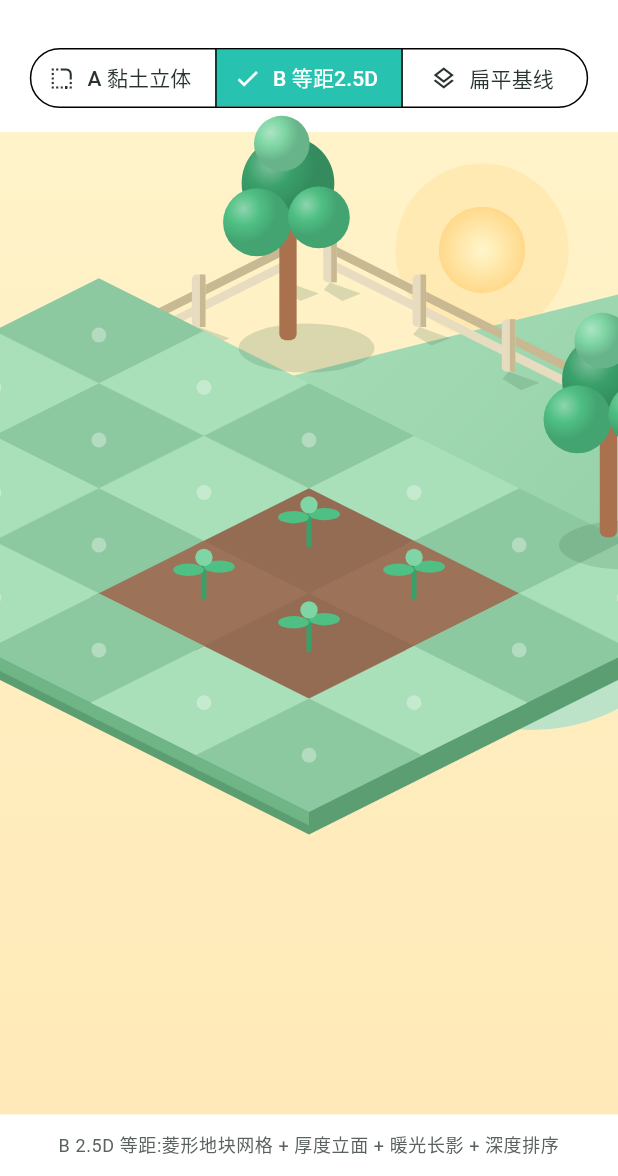
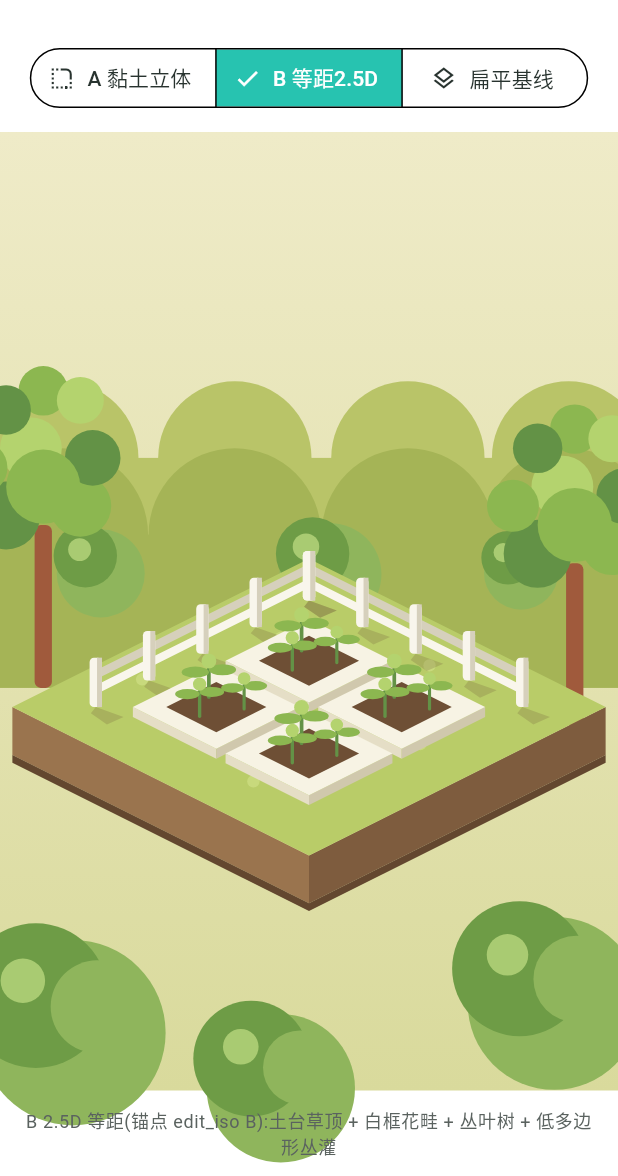
Before and after one commit to Colin994/health-assistant, a Flutter app: the GardenStyleDemoScreen screen opened directly, after a tap on "B 等距2.5D", on a phone screen of 412 x 824 dp, the part 60-1236 px from its top. Run offline on Flutter 3.47's test engine with Material 3 defaults, Android fonts, the phone set to English and light mode, and no system bars; our stand-ins replace flutter_local_notifications, flutter_riverpod, get_it, injectable, package_info_plus, shared_preferences and 1 more; missing offline and left inert: health; accounts and stored records are empty; generated files the repository leaves out were written again.

Commit message:
style(demo): 等距风格对齐选定锚点 edit_iso B——土台草顶/白框花畦/丛叶树/低多边形丘陵,黏土风构图微调

```diff
--- a/feature_game/lib/src/garden_style_demo_screen.dart
+++ b/feature_game/lib/src/garden_style_demo_screen.dart
@@ -73,7 +73,7 @@
                 _DemoStyle.clay =>
                   'A Claymorphism:圆角体积 + 顶光/环境影双阶明暗 + 同色系柔渐变',
                 _DemoStyle.isometric =>
-                  'B 2.5D 等距:菱形地块网格 + 厚度立面 + 暖光长影 + 深度排序',
+                  'B 2.5D 等距(锚点 edit_iso B):土台草顶 + 白框花畦 + 丛叶树 + 低多边形丛灌',
                 _DemoStyle.flat => '基线:现有扁平矢量风(garden_scene.dart)',
               },
               style: theme.textTheme.bodySmall?.copyWith(
@@ -413,7 +413,7 @@
   bool shouldRepaint(_ClayGardenPainter oldDelegate) => false;
 }
 
-// ============ 风格 B:2.5D 等距花园 ============
+// ============ 风格 B:2.5D 等距花园(锚点:edit_iso B 候选) ============
 
 class _IsoGardenScene extends StatelessWidget {
   const _IsoGardenScene();
@@ -428,174 +428,154 @@
   }
 }
 
-/// 等距 2.5D 场景:菱形地块网格 + 带厚度立面 + 深度排序 + 暖光长影。
+/// 等距 2.5D 场景(对齐 edit_iso B 候选):土台草顶 + 白框花畦 +
+/// 丛叶树 + 低多边形丛灌丘陵。
 class _IsoGardenPainter extends CustomPainter {
-  // 暖阳草地色系。
-  static const _skyTop = Color(0xFFFFF3C9);
-  static const _skyBottom = Color(0xFFFFE9B8);
-  static const _hillFar = Color(0xFFBCE3C8);
-  static const _hillNear = Color(0xFF9AD4B0);
-  static const _grassLight = Color(0xFFA9E0B9);
-  static const _grassShade = Color(0xFF8CC9A0);
-  static const _grassSideL = Color(0xFF6FB586);
-  static const _grassSideR = Color(0xFF5B9E72);
-  static const _soilTop = Color(0xFF9C7258);
-  static const _soilSideL = Color(0xFF7A5C48);
-  static const _soilSideR = Color(0xFF63483A);
-  static const _wood = Color(0xFFE8DCC0);
-  static const _woodShade = Color(0xFFC9B992);
-  static const _trunk = Color(0xFFA9714E);
-  static const _leafLight = Color(0xFF7FD6A4);
-  static const _leafMain = Color(0xFF4FBF83);
-  static const _leafDeep = Color(0xFF3AA06A);
-  static const _sunCore = Color(0xFFFFF6CC);
-  static const _sunEdge = Color(0xFFFFD98A);
+  // 黄绿黏土色系(取自锚点图)。
+  static const _backdropTop = Color(0xFFEFEBC8);
+  static const _backdropBottom = Color(0xFFD9DA9C);
+  static const _hillFar = Color(0xFFB9C468);
+  static const _hillNear = Color(0xFFA5B456);
+  static const _bushTop = Color(0xFF6E9C46);
+  static const _bushFace = Color(0xFF8FB55C);
+  static const _bushHi = Color(0xFFA9CB72);
+  static const _grassTop = Color(0xFFB9CC68);
+  static const _grassHi = Color(0xFFC8D97C);
+  static const _earthSideL = Color(0xFF9A744E);
+  static const _earthSideR = Color(0xFF7E5C3E);
+  static const _earthEdge = Color(0xFF63472F);
+  static const _frameTop = Color(0xFFF7F3E4);
+  static const _frameSideL = Color(0xFFE5DEC6);
+  static const _frameSideR = Color(0xFFD0C8AD);
+  static const _soilTop = Color(0xFF6E4F35);
+  static const _trunk = Color(0xFFA05A3C);
+  static const _leafLight = Color(0xFFB4D36E);
+  static const _leafMain = Color(0xFF8CB750);
+  static const _leafDeep = Color(0xFF639246);
+  static const _fenceWhite = Color(0xFFF9F6EC);
+  static const _fenceShade = Color(0xFFD6D0BC);
 
   @override
   void paint(Canvas canvas, Size size) {
     final w = size.width;
     final h = size.height;
 
-    // 暖阳天空。
+    // 暖调背景(上奶油下橄榄)。
+    final backdrop = Rect.fromLTWH(0, 0, w, h);
     canvas.drawRect(
-      Rect.fromLTWH(0, 0, w, h),
+      backdrop,
       Paint()
         ..shader = LinearGradient(
           begin: Alignment.topCenter,
           end: Alignment.bottomCenter,
-          colors: [_skyTop, _skyBottom],
-        ).createShader(Rect.fromLTWH(0, 0, w, h)),
-    );
-    // 太阳与光晕。
-    final sun = Offset(0.78 * w, 0.12 * h);
-    canvas.drawCircle(
-      sun,
-      0.14 * w,
-      Paint()..color = const Color(0x55FFD98A),
-    );
-    canvas.drawCircle(
-      sun,
-      0.07 * w,
-      Paint()
-        ..shader = RadialGradient(
-          colors: [_sunCore, _sunEdge],
-        ).createShader(Rect.fromCircle(center: sun, radius: 0.07 * w)),
+          colors: [_backdropTop, _backdropBottom],
+        ).createShader(backdrop),
     );
 
-    // 远山两层(景深,藏在平台后缘)。
-    canvas.drawCircle(
-      Offset(0.16 * w, 0.40 * h),
-      0.26 * w,
-      Paint()..color = _hillFar,
-    );
-    canvas.drawCircle(
-      Offset(0.86 * w, 0.42 * h),
-      0.30 * w,
-      Paint()..color = _hillFar,
-    );
-    canvas.drawCircle(
-      Offset(0.55 * w, 0.44 * h),
-      0.28 * w,
-      Paint()..color = _hillNear,
-    );
+    // 远景丘陵(两带,连绵地形) + 稀疏丛灌(独立圆顶)。
+    _hillBand(canvas, w, h, 0.34 * h, 0.08 * h, _hillFar);
+    _hillBand(canvas, w, h, 0.42 * h, 0.09 * h, _hillNear);
+    _bushRow(canvas, w, 0.455 * h, 0.075 * w, 3, 1);
 
-    // 平台底座(带厚度的大菱形草地)。
-    const origin = Offset(0.5, 0.26);
-    final tileW = 0.34 * w;
+    // 等距坐标系:平台 col/row ∈ [-1.6, 1.6]。
+    const origin = Offset(0.5, 0.60);
+    final tileW = 0.30 * w;
     final tileH = tileW / 2;
     Offset iso(double col, double row) => Offset(
           origin.dx * w + (col - row) * tileW / 2,
           origin.dy * h + (col + row) * tileH / 2,
         );
 
-    // 底座立面(先画左右两块深色侧面)。
-    final baseL = iso(-1.4, 3.6);
-    final baseB = iso(3.6, 3.6);
-    final baseR = iso(3.6, -1.4);
-    final baseDepth = 0.07 * h;
-    final basePath = Path()
-      ..moveTo(baseL.dx, baseL.dy)
-      ..lineTo(baseB.dx, baseB.dy)
-      ..lineTo(baseB.dx, baseB.dy + baseDepth)
-      ..lineTo(baseL.dx, baseL.dy + baseDepth)
-      ..close();
-    canvas.drawPath(basePath, Paint()..color = _grassSideR);
-    final basePathR = Path()
-      ..moveTo(baseB.dx, baseB.dy)
-      ..lineTo(baseR.dx, baseR.dy)
-      ..lineTo(baseR.dx, baseR.dy + baseDepth)
-      ..lineTo(baseB.dx, baseB.dy + baseDepth)
-      ..close();
-    canvas.drawPath(basePathR, Paint()..color = _grassSideR);
+    // 丛叶树(平台左右后方,先画=在最远层)。
+    _blobTree(canvas, w, h, Offset(0.07 * w, 0.58 * h));
+    _blobTree(canvas, w, h, Offset(0.93 * w, 0.62 * h));
 
-    // 草地顶面(大菱形,微渐变)。
-    final groundTop = Path()
-      ..moveTo(baseL.dx, baseL.dy)
-      ..lineTo(iso(3.6, -1.4).dx, iso(-1.4, -1.4).dy)
-      ..lineTo(baseR.dx, baseR.dy)
-      ..lineTo(baseB.dx, baseB.dy)
-      ..close();
-    canvas.drawPath(
-      groundTop,
-      Paint()
-        ..shader = LinearGradient(
-          begin: Alignment.topLeft,
-          end: Alignment.bottomRight,
-          colors: [_grassLight, _grassShade],
-        ).createShader(Rect.fromLTWH(0, 0.3 * h, w, 0.6 * h)),
-    );
+    // 平台:土坯厚座(草顶 + 左右土侧 + 底棱)。
+    _platform(canvas, w, h, iso);
 
-    // 背边栅栏(两段,先画在地块后面)。
-    _isoFence(canvas, w, h, iso, fromCol: -0.9, toCol: 3.0, row: -1.1);
-    _isoFence(canvas, w, h, iso, col: -1.1, fromRow: -0.9, toRow: 3.0);
+    // 背缘白栅栏(两段,沿平台后两边)。
+    _isoFence(canvas, w, h, iso, fromCol: -1.15, toCol: 1.15, row: -1.15);
+    _isoFence(canvas, w, h, iso, col: -1.15, fromRow: -1.15, toRow: 1.15);
 
-    // 地块网格(按 col+row 深度排序绘制,中央 2×2 为土壤花畦)。
-    const plots = {(1, 1), (2, 1), (1, 2), (2, 2)};
-    for (var sum = -3; sum <= 7; sum++) {
-      for (var col = -2; col <= sum; col++) {
+    // 四块白框花畦(2×2,按 col+row 深度排序)。
+    const beds = [(0, 0), (1, 0), (0, 1), (1, 1)];
+    for (var sum = 0; sum <= 2; sum++) {
+      for (var col = 0; col <= sum; col++) {
         final row = sum - col;
-        if (row < -2 || col < -2 || row > 3 || col > 3) {
+        if (!beds.contains((col, row))) {
           continue;
         }
-        _isoTile(
-          canvas,
-          w,
-          iso(col - 0.04, row - 0.04),
-          iso(col + 1.04, row - 0.04),
-          iso(col + 1.04, row + 1.04),
-          iso(col - 0.04, row + 1.04),
-          soil: plots.contains((col, row)),
-          checker: (col + row).isOdd,
-        );
+        _whiteBed(canvas, w, iso, col, row);
       }
     }
 
-    // 花畦里的小苗(深度排序后画)。
-    for (final plot in plots) {
-      _isoSprout(canvas, w, iso(plot.$1 + 0.5, plot.$2 + 0.5));
-    }
-
-    // 等距树(左后/右后各一,先画靠后的)。
-    _isoTree(canvas, w, h, iso(-0.55, -0.35));
-    _isoTree(canvas, w, h, iso(2.85, 0.0));
-    // 前景灌木(草块前景角,避开中央花畦)。
-    _isoBush(canvas, w, iso(-0.55, 3.1));
-    _isoBush(canvas, w, iso(3.1, -0.55));
+    // 前景低多边形丛灌(贴屏底,遮住平台前角)。
+    _bushLow(canvas, w, Offset(0.10 * w, 0.93 * h), 0.15 * w);
+    _bushLow(canvas, w, Offset(0.44 * w, 0.99 * h), 0.12 * w);
+    _bushLow(canvas, w, Offset(0.88 * w, 0.90 * h), 0.14 * w);
   }
 
-  /// 菱形地块:顶面 + 左立面 + 右立面(厚度),土壤块换土壤色;
-  /// 相邻同色块间留 0.08 缝隙,土壤块棋盘微调避免融合。
-  void _isoTile(
+  /// 丘陵剪影带:圆丘串 + 矩形底,盖到平台后缘之下。
+  void _hillBand(
     Canvas canvas,
     double w,
-    Offset top,
-    Offset right,
-    Offset bottom,
-    Offset left, {
-    required bool soil,
-    bool checker = false,
-  }) {
-    final depth = 0.022 * w;
+    double h,
+    double y,
+    double amp,
+    Color color,
+  ) {
+    final paint = Paint()..color = color;
+    for (final fx in const [0.10, 0.38, 0.66, 0.92]) {
+      canvas.drawCircle(Offset(fx * w, y), amp, paint);
+    }
+    canvas.drawRect(
+      Rect.fromLTWH(0, y, w, 0.16 * h),
+      paint,
+    );
+  }
+
+  /// 低多边形丛灌(背景行):主面圆 + 顶深色冠 + 左上高光。
+  void _bushRow(Canvas canvas, double w, double y, double r, int n, int seed) {
+    for (var i = 0; i < n; i++) {
+      final jitter = ((i * 37 + seed * 13) % 17) / 17 * 0.06 * w;
+      final x = (i + 0.5) / n * w * 1.08 - 0.04 * w + jitter - 0.03 * w;
+      final rr = r * (0.8 + ((i + seed) % 3) * 0.15);
+      _bushBlob(canvas, Offset(x, y), rr);
+    }
+  }
+
+  /// 丛灌团:底面 + 顶冠 + 高光。
+  void _bushBlob(Canvas canvas, Offset c, double r) {
+    canvas.drawCircle(
+      c + Offset(r * 0.1, r * 0.12),
+      r,
+      Paint()..color = _bushFace,
+    );
+    canvas.drawCircle(
+      c - Offset(r * 0.25, r * 0.28),
+      r * 0.72,
+      Paint()..color = _bushTop,
+    );
+    canvas.drawCircle(
+      c - Offset(r * 0.38, r * 0.42),
+      r * 0.26,
+      Paint()..color = _bushHi,
+    );
+  }
+
+  /// 土台:草顶大菱形 + 左右土侧 + 深色底棱 + 草面光点。
+  void _platform(
+    Canvas canvas,
+    double w,
+    double h,
+    Offset Function(double, double) iso,
+  ) {
+    final top = iso(-1.6, -1.6);
+    final right = iso(1.6, -1.6);
+    final bottom = iso(1.6, 1.6);
+    final left = iso(-1.6, 1.6);
+    final depth = 0.05 * h;
+
     final faceL = Path()
       ..moveTo(left.dx, left.dy)
       ..lineTo(bottom.dx, bottom.dy)
@@ -608,65 +588,176 @@
       ..lineTo(right.dx, right.dy + depth)
       ..lineTo(bottom.dx, bottom.dy + depth)
       ..close();
-    canvas.drawPath(faceL, Paint()..color = soil ? _soilSideL : _grassSideL);
-    canvas.drawPath(faceR, Paint()..color = soil ? _soilSideR : _grassSideR);
+    canvas.drawPath(faceL, Paint()..color = _earthSideL);
+    canvas.drawPath(faceR, Paint()..color = _earthSideR);
+    // 深色底棱(沿两侧面下缘)。
+    final edgeL = Path()
+      ..moveTo(left.dx, left.dy + depth)
+      ..lineTo(bottom.dx, bottom.dy + depth)
+      ..lineTo(bottom.dx, bottom.dy + depth + 0.008 * h)
+      ..lineTo(left.dx, left.dy + depth + 0.008 * h)
+      ..close();
+    final edgeR = Path()
+      ..moveTo(bottom.dx, bottom.dy + depth)
+      ..lineTo(right.dx, right.dy + depth)
+      ..lineTo(right.dx, right.dy + depth + 0.008 * h)
+      ..lineTo(bottom.dx, bottom.dy + depth + 0.008 * h)
+      ..close();
+    canvas.drawPath(edgeL, Paint()..color = _earthEdge);
+    canvas.drawPath(edgeR, Paint()..color = _earthEdge);
+
     final topFace = Path()
       ..moveTo(top.dx, top.dy)
       ..lineTo(right.dx, right.dy)
       ..lineTo(bottom.dx, bottom.dy)
       ..lineTo(left.dx, left.dy)
       ..close();
-    canvas.drawPath(
-      topFace,
-      Paint()
-        ..color = soil
-            ? (checker ? _soilTop : Color.lerp(_soilTop, _soilSideL, 0.25)!)
-            : (checker ? _grassLight : _grassShade),
-    );
-    if (!soil) {
-      // 草块上的浅色高光小菱形(固定位置)。
-      final cx = (top.dx + bottom.dx) / 2;
-      final cy = (top.dy + bottom.dy) / 2;
+    canvas.drawPath(topFace, Paint()..color = _grassTop);
+    // 草面浅色光点(固定散布)。
+    for (final p in const [
+      (-0.9, -0.6),
+      (0.2, -1.1),
+      (1.0, -0.2),
+      (-1.2, 0.6),
+      (0.5, 1.1),
+      (-0.3, 0.3),
+    ]) {
       canvas.drawCircle(
-        Offset(cx, cy),
-        0.012 * w,
-        Paint()..color = const Color(0x55FFFFFF),
+        iso(p.$1, p.$2),
+        0.010 * w,
+        Paint()..color = _grassHi,
       );
     }
   }
 
-  /// 等距小苗:短茎 + 两片菱形叶。
-  void _isoSprout(Canvas canvas, double w, Offset base) {
+  /// 白框花畦:白框菱形环(带厚度) + 内凹深棕土壤 + 三株小苗。
+  void _whiteBed(
+    Canvas canvas,
+    double w,
+    Offset Function(double, double) iso,
+    int i,
+    int j,
+  ) {
+    final x0 = -0.95 + i * 1.0;
+    final y0 = -0.95 + j * 1.0;
+    final s = 0.9;
+    final top = iso(x0, y0);
+    final right = iso(x0 + s, y0);
+    final bottom = iso(x0 + s, y0 + s);
+    final left = iso(x0, y0 + s);
+    final depth = 0.016 * w;
+
+    final faceL = Path()
+      ..moveTo(left.dx, left.dy)
+      ..lineTo(bottom.dx, bottom.dy)
+      ..lineTo(bottom.dx, bottom.dy + depth)
+      ..lineTo(left.dx, left.dy + depth)
+      ..close();
+    final faceR = Path()
+      ..moveTo(bottom.dx, bottom.dy)
+      ..lineTo(right.dx, right.dy)
+      ..lineTo(right.dx, right.dy + depth)
+      ..lineTo(bottom.dx, bottom.dy + depth)
+      ..close();
+    canvas.drawPath(faceL, Paint()..color = _frameSideL);
+    canvas.drawPath(faceR, Paint()..color = _frameSideR);
+    final frameTop = Path()
+      ..moveTo(top.dx, top.dy)
+      ..lineTo(right.dx, right.dy)
+      ..lineTo(bottom.dx, bottom.dy)
+      ..lineTo(left.dx, left.dy)
+      ..close();
+    canvas.drawPath(frameTop, Paint()..color = _frameTop);
+
+    // 内凹土壤(框内缩 0.18)。
+    final s0 = x0 + 0.18;
+    final soilTop = iso(s0, y0 + 0.18);
+    final soilRight = iso(x0 + s - 0.18, y0 + 0.18);
+    final soilBottom = iso(x0 + s - 0.18, y0 + s - 0.18);
+    final soilLeft = iso(s0, y0 + s - 0.18);
+    final soil = Path()
+      ..moveTo(soilTop.dx, soilTop.dy)
+      ..lineTo(soilRight.dx, soilRight.dy)
+      ..lineTo(soilBottom.dx, soilBottom.dy)
+      ..lineTo(soilLeft.dx, soilLeft.dy)
+      ..close();
+    canvas.drawPath(soil, Paint()..color = _soilTop);
+
+    // 三株小苗(固定点位)。
+    _sprout(canvas, w, iso(x0 + 0.30, y0 + 0.38), 1.0);
+    _sprout(canvas, w, iso(x0 + 0.62, y0 + 0.32), 0.85);
+    _sprout(canvas, w, iso(x0 + 0.46, y0 + 0.64), 0.9);
+  }
+
+  /// 小苗:短茎 + 双叶 + 顶芽(黄绿)。
+  void _sprout(Canvas canvas, double w, Offset base, double scale) {
     final stem = Paint()
       ..color = _leafDeep
-      ..strokeWidth = 0.008 * w
+      ..strokeWidth = 0.006 * w * scale
       ..strokeCap = StrokeCap.round;
-    canvas.drawLine(base, base - Offset(0, 0.05 * w), stem);
+    canvas.drawLine(base, base - Offset(0, 0.045 * w * scale), stem);
     final leaf = Paint()..color = _leafMain;
     canvas.drawOval(
       Rect.fromCenter(
-        center: base - Offset(0.025 * w, 0.045 * w),
-        width: 0.05 * w,
-        height: 0.02 * w,
+        center: base - Offset(0.022 * w * scale, 0.040 * w * scale),
+        width: 0.044 * w * scale,
+        height: 0.018 * w * scale,
       ),
       leaf,
     );
     canvas.drawOval(
       Rect.fromCenter(
-        center: base - Offset(-0.025 * w, 0.05 * w),
-        width: 0.05 * w,
-        height: 0.02 * w,
+        center: base - Offset(-0.022 * w * scale, 0.044 * w * scale),
+        width: 0.044 * w * scale,
+        height: 0.018 * w * scale,
       ),
       leaf,
     );
     canvas.drawCircle(
-      base - Offset(0, 0.065 * w),
-      0.014 * w,
+      base - Offset(0, 0.058 * w * scale),
+      0.012 * w * scale,
       Paint()..color = _leafLight,
     );
   }
 
-  /// 等距栅栏:后缘一排立柱(双面) + 连接横档。
+  /// 丛叶树:红棕干 + 十余片小叶团簇成的冠。
+  void _blobTree(Canvas canvas, double w, double h, Offset base) {
+    canvas.drawRRect(
+      RRect.fromRectAndRadius(
+        Rect.fromLTWH(
+          base.dx - 0.014 * w,
+          base.dy - 0.17 * h,
+          0.028 * w,
+          0.17 * h,
+        ),
+        Radius.circular(0.01 * w),
+      ),
+      Paint()..color = _trunk,
+    );
+    // 叶团(相对冠心的偏移/半径,三绿色交替)。
+    const spots = [
+      (-0.06, -0.04, 0.055, 2),
+      (0.06, -0.05, 0.05, 1),
+      (-0.02, -0.11, 0.05, 0),
+      (0.08, -0.10, 0.045, 2),
+      (-0.10, -0.09, 0.042, 1),
+      (0.0, -0.17, 0.04, 1),
+      (-0.06, -0.15, 0.04, 2),
+      (0.06, -0.16, 0.038, 0),
+      (0.0, -0.07, 0.06, 1),
+    ];
+    const shades = [_leafLight, _leafMain, _leafDeep];
+    final crown = base - Offset(0, 0.14 * h);
+    for (final spot in spots) {
+      canvas.drawCircle(
+        crown + Offset(spot.$1 * w, spot.$2 * h),
+        spot.$3 * w,
+        Paint()..color = shades[spot.$4],
+      );
+    }
+  }
+
+  /// 白栅栏(沿等距边):立柱(右缘阴影) + 双横档。
   void _isoFence(
     Canvas canvas,
     double w,
@@ -681,112 +772,87 @@
   }) {
     final posts = <Offset>[];
     if (fromCol != null) {
-      for (var c = fromCol; c <= toCol!; c += 0.85) {
+      for (var c = fromCol; c <= toCol!; c += 0.575) {
         posts.add(iso(c, row!));
       }
     } else {
-      for (var r = fromRow!; r <= toRow!; r += 0.85) {
+      for (var r = fromRow!; r <= toRow!; r += 0.575) {
         posts.add(iso(col!, r));
       }
     }
-    // 横档(连接相邻柱)。
     for (var i = 0; i < posts.length - 1; i++) {
       final a = posts[i];
       final b = posts[i + 1];
-      final rail = Paint()
-        ..color = _woodShade
-        ..strokeWidth = 0.014 * w
-        ..strokeCap = StrokeCap.round;
       canvas.drawLine(
-        a - Offset(0, 0.055 * w),
-        b - Offset(0, 0.055 * w),
-        rail,
+        a - Offset(0, 0.052 * w),
+        b - Offset(0, 0.052 * w),
+        Paint()
+          ..color = _fenceShade
+          ..strokeWidth = 0.013 * w
+          ..strokeCap = StrokeCap.round,
       );
       canvas.drawLine(
-        a - Offset(0, 0.03 * w),
-        b - Offset(0, 0.03 * w),
-        rail..color = _wood,
+        a - Offset(0, 0.028 * w),
+        b - Offset(0, 0.028 * w),
+        Paint()
+          ..color = _fenceWhite
+          ..strokeWidth = 0.013 * w
+          ..strokeCap = StrokeCap.round,
       );
     }
-    // 立柱:圆角小柱 + 右侧阴影面 + 地面长影。
     for (final p in posts) {
       final shadow = Path()
         ..moveTo(p.dx, p.dy)
-        ..lineTo(p.dx + 0.05 * w, p.dy + 0.018 * w)
-        ..lineTo(p.dx + 0.02 * w, p.dy + 0.03 * w)
-        ..lineTo(p.dx - 0.01 * w, p.dy + 0.012 * w)
+        ..lineTo(p.dx + 0.045 * w, p.dy + 0.016 * w)
+        ..lineTo(p.dx + 0.018 * w, p.dy + 0.028 * w)
+        ..lineTo(p.dx - 0.008 * w, p.dy + 0.010 * w)
         ..close();
-      canvas.drawPath(shadow, Paint()..color = const Color(0x33407050));
+      canvas.drawPath(shadow, Paint()..color = const Color(0x3363472F));
       canvas.drawRRect(
         RRect.fromRectAndRadius(
-          Rect.fromLTWH(p.dx - 0.011 * w, p.dy - 0.085 * w, 0.022 * w,
-              0.085 * w),
-          Radius.circular(0.008 * w),
+          Rect.fromLTWH(
+            p.dx - 0.010 * w,
+            p.dy - 0.080 * w,
+            0.020 * w,
+            0.080 * w,
+          ),
+          Radius.circular(0.007 * w),
         ),
-        Paint()..color = _wood,
+        Paint()..color = _fenceWhite,
       );
       canvas.drawRect(
-        Rect.fromLTWH(p.dx + 0.002 * w, p.dy - 0.085 * w, 0.009 * w, 0.085 * w),
-        Paint()..color = _woodShade,
+        Rect.fromLTWH(
+          p.dx + 0.002 * w,
+          p.dy - 0.080 * w,
+          0.008 * w,
+          0.080 * w,
+        ),
+        Paint()..color = _fenceShade,
       );
     }
   }
 
-  /// 等距树:地面长影 + 树干 + 三球冠(径向渐变)。
-  void _isoTree(Canvas canvas, double w, double h, Offset base) {
-    canvas.drawOval(
-      Rect.fromCenter(
-        center: base + Offset(0.03 * w, 0.008 * h),
-        width: 0.22 * w,
-        height: 0.05 * h,
-      ),
-      Paint()..color = const Color(0x33407050),
+  /// 前景大丛灌(贴屏底,两层冠 + 高光)。
+  void _bushLow(Canvas canvas, double w, Offset base, double r) {
+    canvas.drawCircle(
+      base + Offset(r * 0.12, r * 0.10),
+      r,
+      Paint()..color = _bushFace,
     );
-    canvas.drawRRect(
-      RRect.fromRectAndRadius(
-        Rect.fromLTWH(base.dx - 0.014 * w, base.dy - 0.12 * h, 0.028 * w,
-            0.12 * h),
-        Radius.circular(0.01 * w),
-      ),
-      Paint()..color = _trunk,
+    canvas.drawCircle(
+      base - Offset(r * 0.28, r * 0.30),
+      r * 0.78,
+      Paint()..color = _bushTop,
     );
-    _isoBall(canvas, Offset(base.dx, base.dy - 0.16 * h), 0.075 * w, _leafDeep);
-    _isoBall(canvas, Offset(base.dx - 0.05 * w, base.dy - 0.12 * h), 0.055 * w,
-        _leafMain);
-    _isoBall(canvas, Offset(base.dx + 0.05 * w, base.dy - 0.125 * h), 0.05 * w,
-        _leafMain);
-    _isoBall(canvas, Offset(base.dx - 0.01 * w, base.dy - 0.2 * h), 0.045 * w,
-        _leafLight);
-  }
-
-  /// 等距灌木:小影 + 双球。
-  void _isoBush(Canvas canvas, double w, Offset base) {
-    canvas.drawOval(
-      Rect.fromCenter(
-        center: base + Offset(0.015 * w, 0.006 * w),
-        width: 0.14 * w,
-        height: 0.03 * w,
-      ),
-      Paint()..color = const Color(0x33407050),
+    canvas.drawCircle(
+      base + Offset(r * 0.38, -r * 0.18),
+      r * 0.5,
+      Paint()..color = _bushFace,
     );
-    _isoBall(canvas, base - Offset(0.02 * w, 0.03 * w), 0.04 * w, _leafMain);
-    _isoBall(canvas, base + Offset(0.025 * w, -0.025 * w), 0.03 * w, _leafLight);
-  }
-
-  /// 立体球:径向渐变(左上受光)。
-  void _isoBall(Canvas canvas, Offset c, double r, Color base) {
     canvas.drawCircle(
-      c,
-      r,
-      Paint()
-        ..shader = RadialGradient(
-          center: const Alignment(-0.4, -0.4),
-          colors: [
-            Color.lerp(base, const Color(0xFFFFFFFF), 0.35)!,
-            base,
-            Color.lerp(base, const Color(0xFF1E4D3A), 0.25)!,
-          ],
-        ).createShader(Rect.fromCircle(center: c, radius: r)),
+      base - Offset(r * 0.42, r * 0.46),
+      r * 0.24,
+      Paint()..color = _bushHi,
     );
   }
 
```
